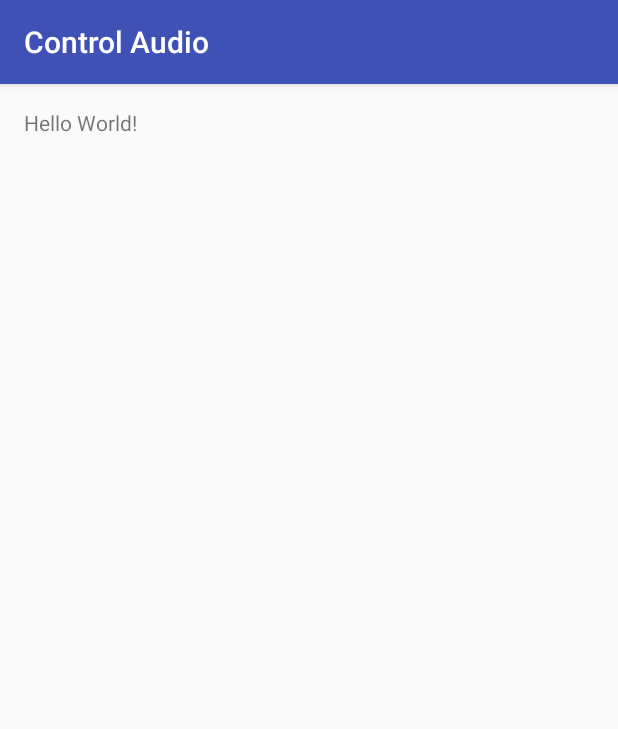
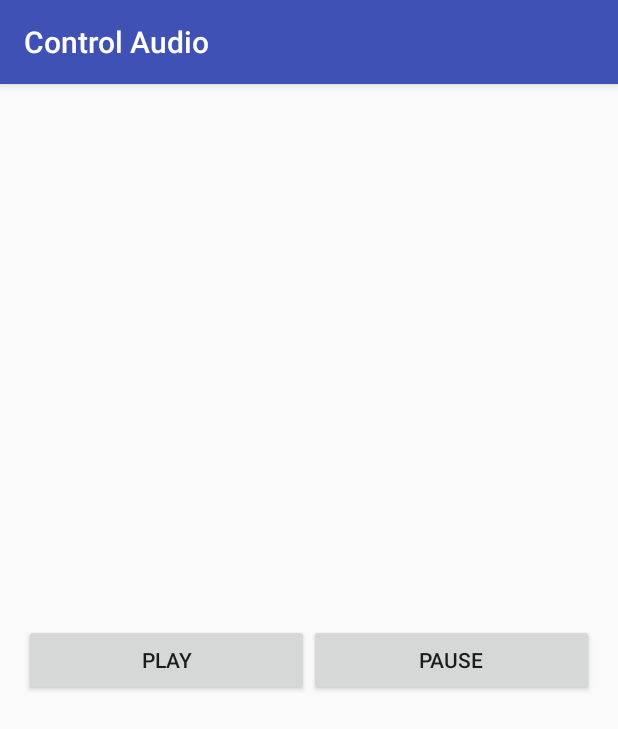
Before and after one commit to macintorch/audio-demo, an Android app: the screen it shows after launch (MainActivity), on a phone screen of 412 x 824 dp. Shown: the top 729 px of the screen. Run offline under Robolectric (Android 15) with nearby library versions, the phone set to English and light mode, and no system bars.

Commit message:
add play and pause button action

```diff
--- a/app/src/main/java/ainor/com/my/controlaudio/MainActivity.java
+++ b/app/src/main/java/ainor/com/my/controlaudio/MainActivity.java
@@ -3,12 +3,37 @@ package ainor.com.my.controlaudio;
 import android.media.MediaPlayer;
 import android.support.v7.app.AppCompatActivity;
 import android.os.Bundle;
+import android.view.View;
+import android.widget.Button;
 
 public class MainActivity extends AppCompatActivity {
+
+    MediaPlayer mediaPlayer;
+
+    public void play(View view) {
+        mediaPlayer = MediaPlayer.create(this, R.raw.thunderstrike);
+
+        mediaPlayer.start();
+
+    }
+
+    public void pause(View view) {
+
+
+        if(mediaPlayer.isPlaying()){
+            mediaPlayer.pause();
+        } else {
+            mediaPlayer.start();
+        }
+    }
 
     @Override
     protected void onCreate(Bundle savedInstanceState) {
         super.onCreate(savedInstanceState);
         setContentView(R.layout.activity_main);
+
+
+
+
     }
 }
--- a/app/src/main/res/layout/activity_main.xml
+++ b/app/src/main/res/layout/activity_main.xml
@@ -11,8 +11,27 @@
     android:paddingTop="@dimen/activity_vertical_margin"
     tools:context="ainor.com.my.controlaudio.MainActivity">
 
-    <TextView
-        android:layout_width="wrap_content"
+    <LinearLayout
+        android:orientation="horizontal"
+        android:layout_width="match_parent"
         android:layout_height="wrap_content"
-        android:text="Hello World!"/>
+        android:layout_centerVertical="true"
+        android:layout_centerHorizontal="true">
+
+        <Button
+            android:text="Play"
+            android:layout_width="wrap_content"
+            android:layout_height="wrap_content"
+            android:id="@+id/playButton"
+            android:layout_weight="1"
+            android:onClick="play"/>
+
+        <Button
+            android:text="Pause"
+            android:layout_width="wrap_content"
+            android:layout_height="wrap_content"
+            android:id="@+id/pauseButton"
+            android:layout_weight="1"
+            android:onClick="pause"/>
+    </LinearLayout>
 </RelativeLayout>
```
